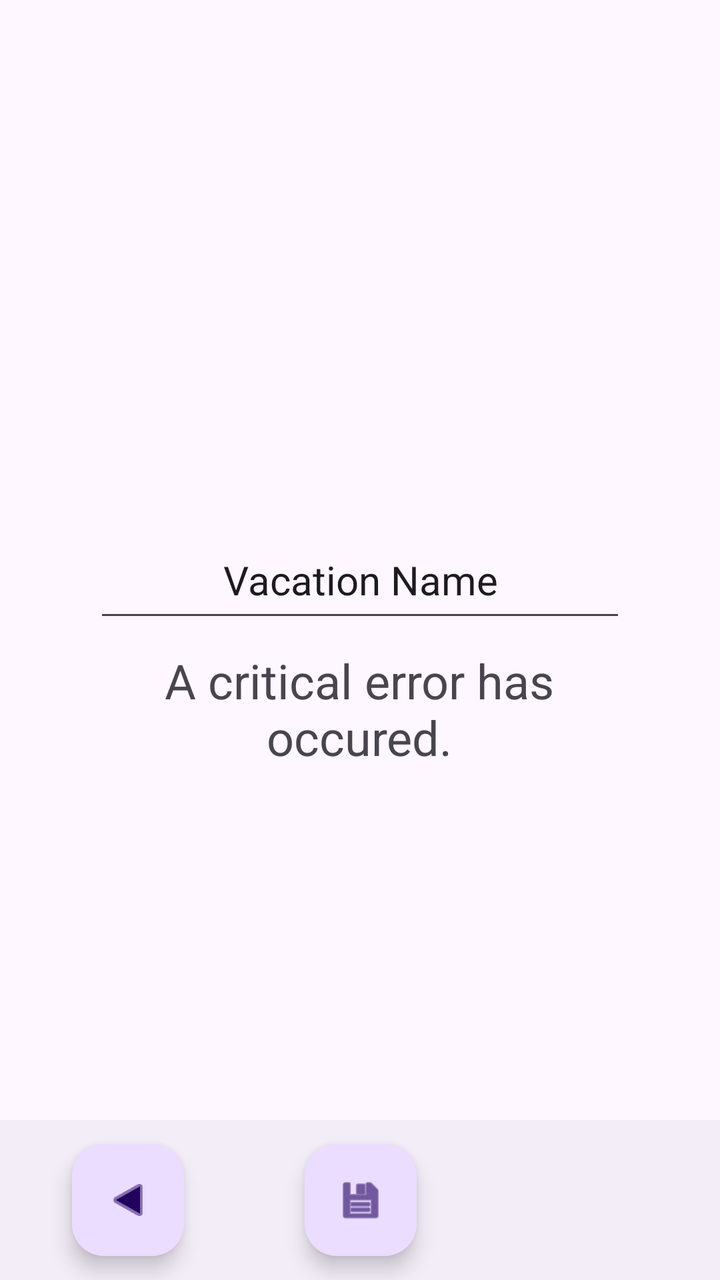
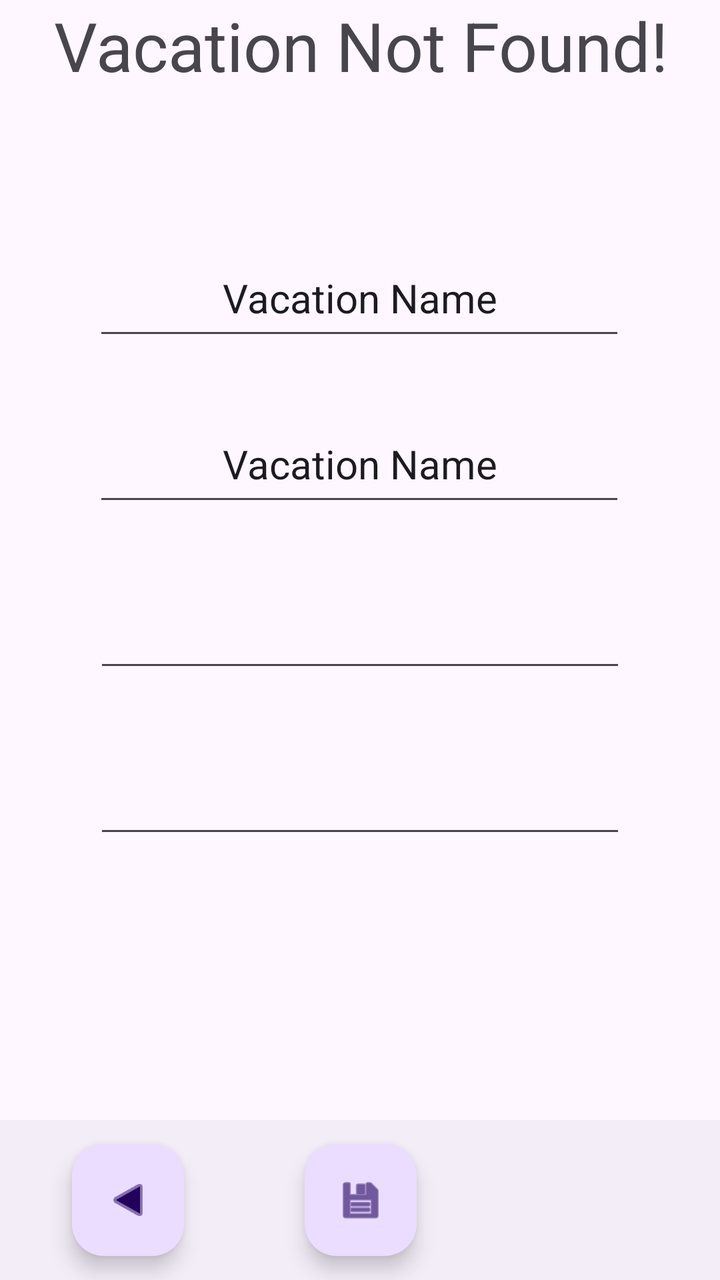

Screens rendered from an Android XML layout before and after an edit, with the pre-edit source and the edit as a unified diff.
<!-- AndroidManifest.xml: application theme Theme.VacationPlannerTool -->
<!-- res/layout/activity_update_vacation.xml -->
<?xml version="1.0" encoding="utf-8"?>
<androidx.constraintlayout.widget.ConstraintLayout xmlns:android="http://schemas.android.com/apk/res/android"
    xmlns:app="http://schemas.android.com/apk/res-auto"
    xmlns:tools="http://schemas.android.com/tools"
    android:id="@+id/main"
    android:layout_width="match_parent"
    android:layout_height="match_parent"
    tools:context=".UpdateVacationActivity">

    <com.google.android.material.bottomappbar.BottomAppBar
        android:id="@+id/bottomAppBar3"
        android:layout_width="409dp"
        android:layout_height="wrap_content"
        android:layout_gravity="bottom"
        app:layout_constraintBottom_toBottomOf="parent"
        app:layout_constraintEnd_toEndOf="parent"
        app:layout_constraintStart_toStartOf="parent" />

    <com.google.android.material.floatingactionbutton.FloatingActionButton
        android:id="@+id/updateVacBackBtn"
        android:layout_width="wrap_content"
        android:layout_height="wrap_content"
        android:clickable="true"
        android:rotationY="180"
        app:layout_constraintBottom_toBottomOf="parent"
        app:layout_constraintEnd_toStartOf="@+id/updateVacSaveBtn"
        app:layout_constraintStart_toStartOf="@+id/bottomAppBar3"
        app:layout_constraintTop_toTopOf="@+id/bottomAppBar3"
        app:srcCompat="@android:drawable/ic_media_play" />

    <com.google.android.material.floatingactionbutton.FloatingActionButton
        android:id="@+id/updateVacSaveBtn"
        android:layout_width="wrap_content"
        android:layout_height="wrap_content"
        android:clickable="true"
        app:layout_constraintBottom_toBottomOf="parent"
        app:layout_constraintEnd_toEndOf="@+id/bottomAppBar3"
        app:layout_constraintStart_toStartOf="@+id/bottomAppBar3"
        app:layout_constraintTop_toTopOf="@+id/bottomAppBar3"
        app:srcCompat="@android:drawable/ic_menu_save" />

    <TextView
        android:id="@+id/vacUpdateTempTxt"
        android:layout_width="204dp"
        android:layout_height="106dp"
        android:layout_marginTop="324dp"
        android:text="A critical error has occured."
        android:textAlignment="center"
        android:textSize="24sp"
        app:layout_constraintBottom_toTopOf="@+id/bottomAppBar3"
        app:layout_constraintEnd_toEndOf="parent"
        app:layout_constraintHorizontal_bias="0.497"
        app:layout_constraintStart_toStartOf="parent"
        app:layout_constraintTop_toTopOf="parent"
        app:layout_constraintVertical_bias="0.0" />

    <EditText
        android:id="@+id/updateVacName"
        android:layout_width="266dp"
        android:layout_height="55dp"
        android:layout_marginBottom="8dp"
        android:ems="10"
        android:inputType="text"
        android:text="Vacation Name"
        android:textAlignment="center"
        android:textSize="20sp"
        app:layout_constraintBottom_toTopOf="@+id/vacUpdateTempTxt"
        app:layout_constraintEnd_toEndOf="parent"
        app:layout_constraintStart_toStartOf="parent" />
</androidx.constraintlayout.widget.ConstraintLayout>
<!-- resources referenced by this layout -->
<resources>
  <style name="Theme.VacationPlannerTool" parent="Base.Theme.VacationPlannerTool" />
  <style name="Base.Theme.VacationPlannerTool" parent="Theme.Material3.DayNight.NoActionBar">
          
          
      </style>
</resources>

<!-- the commit's change to res/layout/activity_update_vacation.xml (unified diff, before → after) -->
@@ -39,32 +39,66 @@
         app:layout_constraintTop_toTopOf="@+id/bottomAppBar3"
         app:srcCompat="@android:drawable/ic_menu_save" />
 
-    <TextView
-        android:id="@+id/vacUpdateTempTxt"
-        android:layout_width="204dp"
-        android:layout_height="106dp"
-        android:layout_marginTop="324dp"
-        android:text="A critical error has occured."
-        android:textAlignment="center"
-        android:textSize="24sp"
-        app:layout_constraintBottom_toTopOf="@+id/bottomAppBar3"
-        app:layout_constraintEnd_toEndOf="parent"
-        app:layout_constraintHorizontal_bias="0.497"
-        app:layout_constraintStart_toStartOf="parent"
-        app:layout_constraintTop_toTopOf="parent"
-        app:layout_constraintVertical_bias="0.0" />
-
     <EditText
         android:id="@+id/updateVacName"
         android:layout_width="266dp"
         android:layout_height="55dp"
-        android:layout_marginBottom="8dp"
+        android:layout_marginTop="28dp"
         android:ems="10"
         android:inputType="text"
         android:text="Vacation Name"
         android:textAlignment="center"
         android:textSize="20sp"
-        app:layout_constraintBottom_toTopOf="@+id/vacUpdateTempTxt"
         app:layout_constraintEnd_toEndOf="parent"
-        app:layout_constraintStart_toStartOf="parent" />
+        app:layout_constraintHorizontal_bias="0.496"
+        app:layout_constraintStart_toStartOf="parent"
+        app:layout_constraintTop_toBottomOf="@+id/updateVacTitleText" />
+
+    <EditText
+        android:id="@+id/updateVacHotel"
+        android:layout_width="266dp"
+        android:layout_height="55dp"
+        android:layout_marginTop="28dp"
+        android:ems="10"
+        android:inputType="text"
+        android:text="Vacation Name"
+        android:textAlignment="center"
+        android:textSize="20sp"
+        app:layout_constraintEnd_toEndOf="parent"
+        app:layout_constraintHorizontal_bias="0.496"
+        app:layout_constraintStart_toStartOf="parent"
+        app:layout_constraintTop_toBottomOf="@+id/updateVacName" />
+
+    <EditText
+        android:id="@+id/updateStartDate"
+        android:layout_width="266dp"
+        android:layout_height="55dp"
+        android:layout_marginTop="28dp"
+        android:ems="10"
+        android:inputType="date"
+        app:layout_constraintEnd_toEndOf="parent"
+        app:layout_constraintStart_toStartOf="parent"
+        app:layout_constraintTop_toBottomOf="@+id/updateVacHotel" />
+
+    <EditText
+        android:id="@+id/updateEndDate"
+        android:layout_width="266dp"
+        android:layout_height="55dp"
+        android:layout_marginTop="28dp"
+        android:ems="10"
+        android:inputType="date"
+        app:layout_constraintEnd_toEndOf="parent"
+        app:layout_constraintStart_toStartOf="parent"
+        app:layout_constraintTop_toBottomOf="@+id/updateStartDate" />
+
+    <TextView
+        android:id="@+id/updateVacTitleText"
+        android:layout_width="381dp"
+        android:layout_height="92dp"
+        android:text="Vacation Not Found!"
+        android:textAlignment="center"
+        android:textSize="34sp"
+        app:layout_constraintEnd_toEndOf="parent"
+        app:layout_constraintStart_toStartOf="parent"
+        app:layout_constraintTop_toTopOf="parent" />
 </androidx.constraintlayout.widget.ConstraintLayout>
